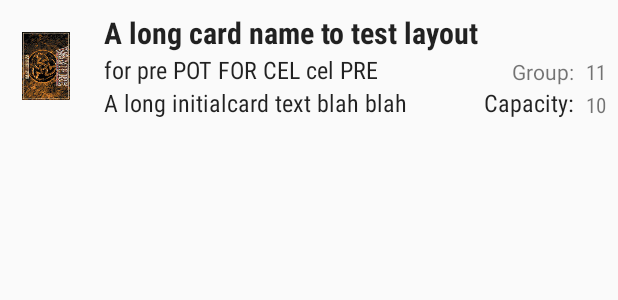
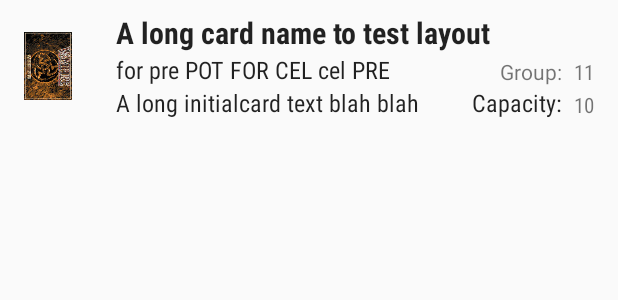
Before and after one commit to franciscojunior/Vampidroid, an Android app: the layout crypt_list_item.xml on its own in the app's theme, with its tools: preview values and no code run, on a phone screen of 412 x 824 dp. Shown: the top 300 px of the screen. Run offline under Robolectric (Android 15) with nearby library versions, the phone set to English and light mode, and no system bars.

Commit message:
Better alignment to material design guidelines

```diff
--- a/app/src/main/res/layout/crypt_list_item.xml
+++ b/app/src/main/res/layout/crypt_list_item.xml
@@ -58,9 +58,9 @@
         android:layout_marginLeft="16dp"
         android:layout_marginTop="8dp"
         app:layout_constraintTop_toTopOf="parent"
-        android:layout_marginEnd="8dp"
+        android:layout_marginEnd="16dp"
         app:layout_constraintRight_toRightOf="parent"
-        android:layout_marginRight="8dp"
+        android:layout_marginRight="16dp"
         app:layout_constraintHorizontal_bias="0.0">
 
     </TextView>
@@ -88,9 +88,9 @@
         android:textAppearance="?android:attr/textAppearanceSmall"
         android:fontFamily="sans-serif-condensed"
         app:layout_constraintBottom_toBottomOf="@+id/textView18"
-        android:layout_marginEnd="8dp"
+        android:layout_marginEnd="16dp"
         app:layout_constraintRight_toRightOf="parent"
-        android:layout_marginRight="8dp" />
+        android:layout_marginRight="16dp" />
 
     <TextView
         android:id="@+id/txtCardGroup"
@@ -100,9 +100,9 @@
         android:text="11"
         android:textAppearance="?android:attr/textAppearanceSmall"
         android:fontFamily="sans-serif-condensed"
-        android:layout_marginEnd="8dp"
+        android:layout_marginEnd="16dp"
         app:layout_constraintRight_toRightOf="parent"
-        android:layout_marginRight="8dp"
+        android:layout_marginRight="16dp"
         app:layout_constraintBottom_toBottomOf="@+id/textView1" />
 
     <TextView
@@ -122,14 +122,15 @@
         tools:srcCompat="@drawable/gold_back"
         android:id="@+id/imageViewCardImage"
         android:transitionName="cardImageTransition"
-        android:layout_marginStart="8dp"
+        android:layout_marginStart="16dp"
         app:layout_constraintLeft_toLeftOf="parent"
-        android:layout_marginLeft="8dp"
+        android:layout_marginLeft="16dp"
         app:layout_constraintTop_toTopOf="@+id/txtCardName"
         android:layout_marginTop="8dp"
         app:layout_constraintBottom_toBottomOf="@+id/txtCardInitialText"
         android:layout_marginBottom="8dp"
-        tools:src="@drawable/gold_back"/>
+        tools:src="@drawable/gold_back"
+        android:scaleType="fitStart" />
 
 
 </android.support.constraint.ConstraintLayout>
```
